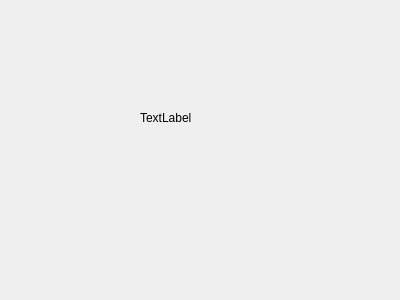
First picture: the form in MainWindow.ui, repository Komet/RedmineConnector, before the edit.
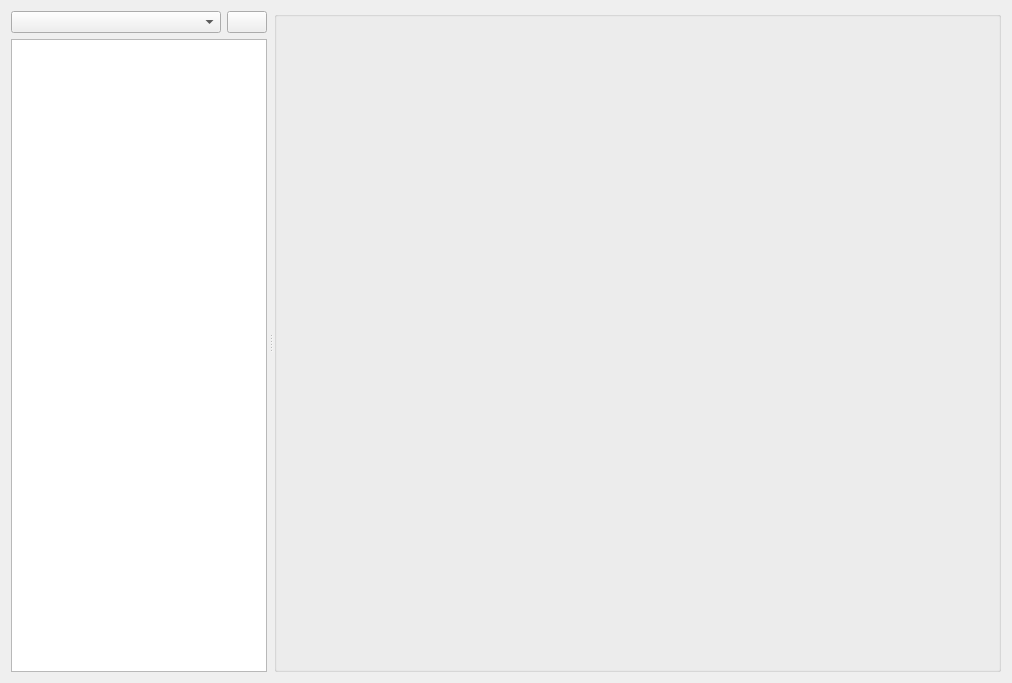
Second picture: the form after the edit. Icons and pictures are not drawn.

Commit message: first big step: show ticket list ;)

What changed in the file:
```diff
--- a/MainWindow.ui
+++ b/MainWindow.ui
@@ -6,26 +6,93 @@
    <rect>
     <x>0</x>
     <y>0</y>
-    <width>400</width>
-    <height>300</height>
+    <width>1012</width>
+    <height>683</height>
    </rect>
   </property>
   <property name="windowTitle">
    <string>Form</string>
   </property>
-  <widget class="QLabel" name="label">
-   <property name="geometry">
-    <rect>
-     <x>140</x>
-     <y>110</y>
-     <width>62</width>
-     <height>16</height>
-    </rect>
-   </property>
-   <property name="text">
-    <string>TextLabel</string>
-   </property>
-  </widget>
+  <layout class="QHBoxLayout" name="horizontalLayout_2">
+   <item>
+    <widget class="QSplitter" name="splitter">
+     <property name="orientation">
+      <enum>Qt::Horizontal</enum>
+     </property>
+     <property name="handleWidth">
+      <number>7</number>
+     </property>
+     <property name="childrenCollapsible">
+      <bool>false</bool>
+     </property>
+     <widget class="QWidget" name="layoutWidget">
+      <layout class="QVBoxLayout" name="verticalLayout">
+       <item>
+        <layout class="QHBoxLayout" name="horizontalLayout" stretch="1,0">
+         <item>
+          <widget class="QComboBox" name="comboProjects"/>
+         </item>
+         <item>
+          <widget class="QPushButton" name="buttonReloadProjects">
+           <property name="text">
+            <string/>
+           </property>
+           <property name="icon">
+            <iconset resource="RedmineConnector.qrc">
+             <normaloff>:/img/view-refresh.png</normaloff>:/img/view-refresh.png</iconset>
+           </property>
+          </widget>
+         </item>
+        </layout>
+       </item>
+       <item>
+        <widget class="QTableWidget" name="tableIssues">
+         <property name="editTriggers">
+          <set>QAbstractItemView::NoEditTriggers</set>
+         </property>
+         <property name="showGrid">
+          <bool>false</bool>
+         </property>
+         <property name="rowCount">
+          <number>1</number>
+         </property>
+         <attribute name="horizontalHeaderVisible">
+          <bool>false</bool>
+         </attribute>
+         <attribute name="horizontalHeaderStretchLastSection">
+          <bool>true</bool>
+         </attribute>
+         <attribute name="verticalHeaderVisible">
+          <bool>false</bool>
+         </attribute>
+         <row>
+          <property name="text">
+           <string>Neue Zeile</string>
+          </property>
+         </row>
+         <column>
+          <property name="text">
+           <string>Issues</string>
+          </property>
+         </column>
+        </widget>
+       </item>
+      </layout>
+     </widget>
+     <widget class="QGroupBox" name="groupBox">
+      <property name="sizePolicy">
+       <sizepolicy hsizetype="Preferred" vsizetype="Preferred">
+        <horstretch>1</horstretch>
+        <verstretch>0</verstretch>
+       </sizepolicy>
+      </property>
+      <property name="title">
+       <string/>
+      </property>
+     </widget>
+    </widget>
+   </item>
+  </layout>
  </widget>
  <resources/>
  <connections/>
```
Left out of the diff: 4 changed lines with no effect on the pictures. The commit also changes 36 other files.
